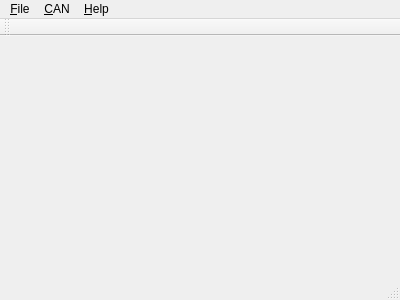
Qt form DroneCANViewer/ui/mainwindow.ui (dronecan/dronecan-viewer) before a commit.
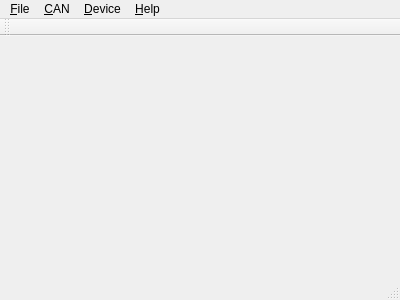
The same form after that commit.

Commit message: Add skeleton for a "DeviceList" widget

```diff
--- a/DroneCANViewer/ui/mainwindow.ui
+++ b/DroneCANViewer/ui/mainwindow.ui
@@ -44,8 +44,15 @@
     </property>
     <addaction name="action_About"/>
    </widget>
+   <widget class="QMenu" name="menu_Device">
+    <property name="title">
+     <string>&amp;Device</string>
+    </property>
+    <addaction name="actionDevice_List"/>
+   </widget>
    <addaction name="menu_File"/>
    <addaction name="menu_CAN"/>
+   <addaction name="menu_Device"/>
    <addaction name="menu_Help"/>
   </widget>
   <widget class="QToolBar" name="mainToolBar">
```
Left out of the diff: 7 changed lines with no effect on the pictures. The commit also changes 8 other files.
